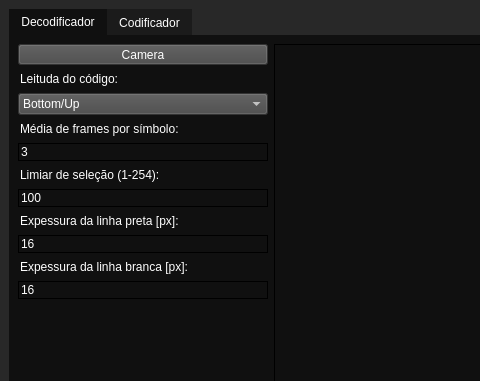
This is mainwindow.ui in BurtBR/Piscadela as Qt 5 draws it before an edit; both pictures show x 0 to 480 and y 0 to 381 of the 1280 by 641 pixel window. The edited form follows.
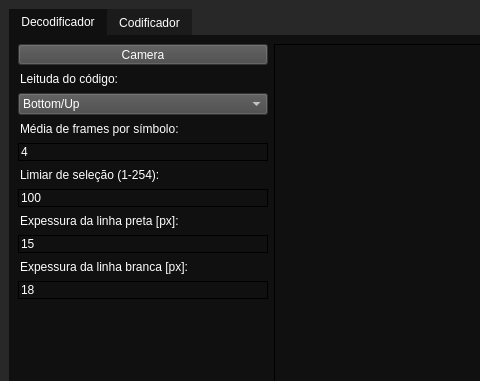
This is the edited form. Icons and pictures are not drawn.

Diff of the .ui file:
```diff
--- a/mainwindow.ui
+++ b/mainwindow.ui
@@ -205,7 +205,7 @@
              <number>1</number>
             </property>
             <property name="value">
-             <number>3</number>
+             <number>4</number>
             </property>
            </widget>
           </item>
@@ -275,7 +275,7 @@
              <number>4000</number>
             </property>
             <property name="value">
-             <number>16</number>
+             <number>15</number>
             </property>
            </widget>
           </item>
@@ -307,7 +307,7 @@
              <number>4000</number>
             </property>
             <property name="value">
-             <number>16</number>
+             <number>18</number>
             </property>
            </widget>
           </item>
```
